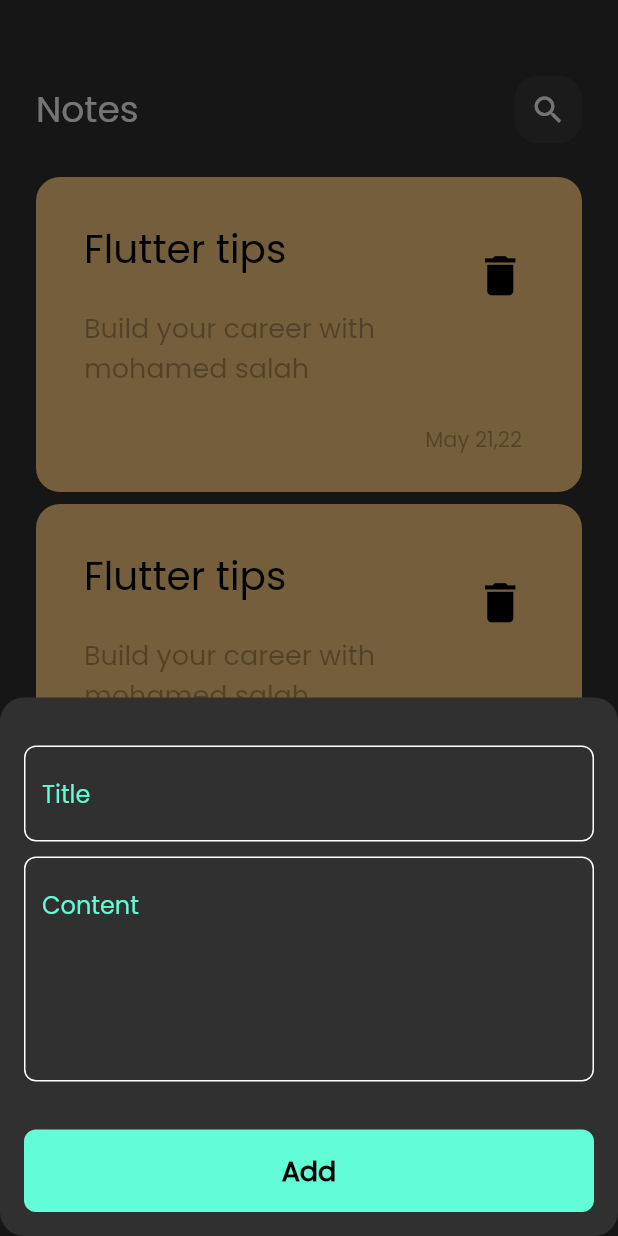
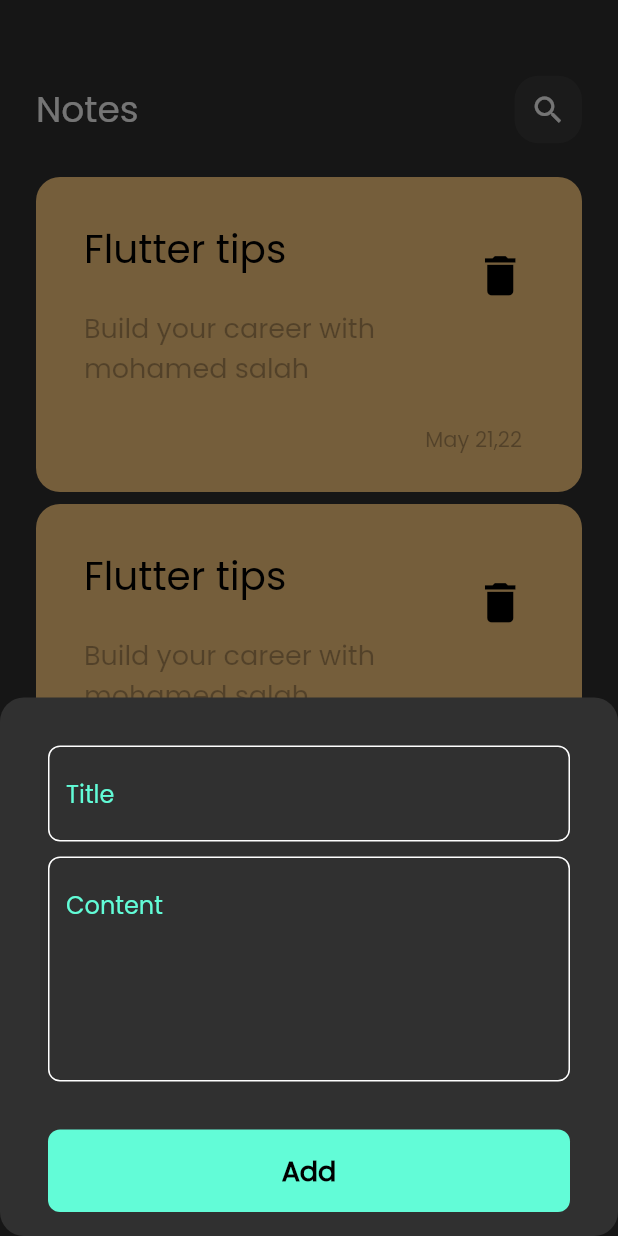
Before and after one commit to mohamedSalah1994/notes_app, a Flutter app: the screen it shows after launch, after a tap on the "add" icon, on a phone screen of 412 x 824 dp. Run offline on Flutter 3.47's test engine with Material 2 defaults, Android fonts, the phone set to English and light mode, and no system bars; our stand-ins replace bloc, flutter_bloc, hive, hive_flutter; accounts and stored records are empty.

Commit message:
make notesCubit

```diff
--- a/lib/views/notes_view.dart
+++ b/lib/views/notes_view.dart
@@ -12,6 +12,7 @@ class NotesApp extends StatelessWidget {
       floatingActionButton: FloatingActionButton(
         onPressed: () {
           showModalBottomSheet(
+            isScrollControlled: true,
             shape: RoundedRectangleBorder(
               borderRadius: BorderRadius.circular(16),
             ),
--- a/lib/widgets/add_note_bottom_sheet.dart
+++ b/lib/widgets/add_note_bottom_sheet.dart
@@ -25,7 +25,15 @@ class AddNoteBottomSheet extends StatelessWidget {
           builder: (context, state) {
             return AbsorbPointer(
               absorbing: state is AddNoteLoading ? true : false,
-              child: const SingleChildScrollView(child: AddNoteForm()
+              child:  Padding(
+                padding:  EdgeInsets.only(
+                  left: 16,
+                  right: 16,
+                  bottom: MediaQuery.of(context).viewInsets.bottom
+                ),
+                child:const SingleChildScrollView(
+                  child: AddNoteForm()
+                ),
               ),
             );
           },
```
Also changed, not shown: lib/cubits/notes_cubit/notes_cubit.dart (added, +8 -0 lines), lib/cubits/notes_cubit/notes_state.dart (added, +18 -0 lines).
